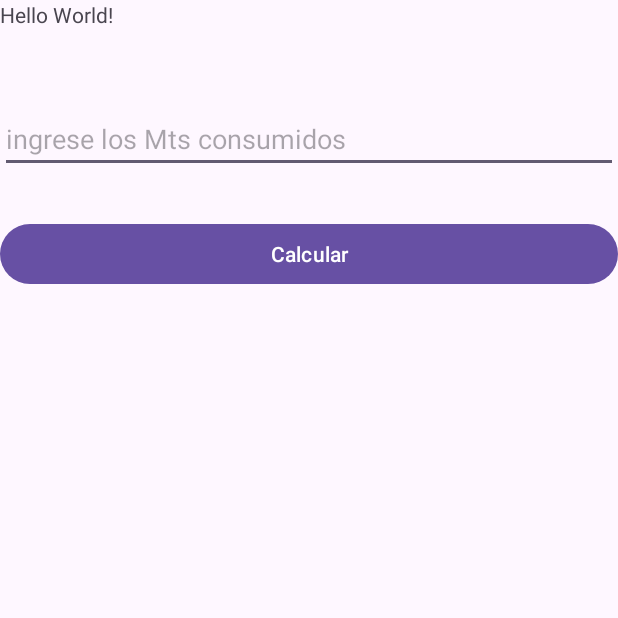
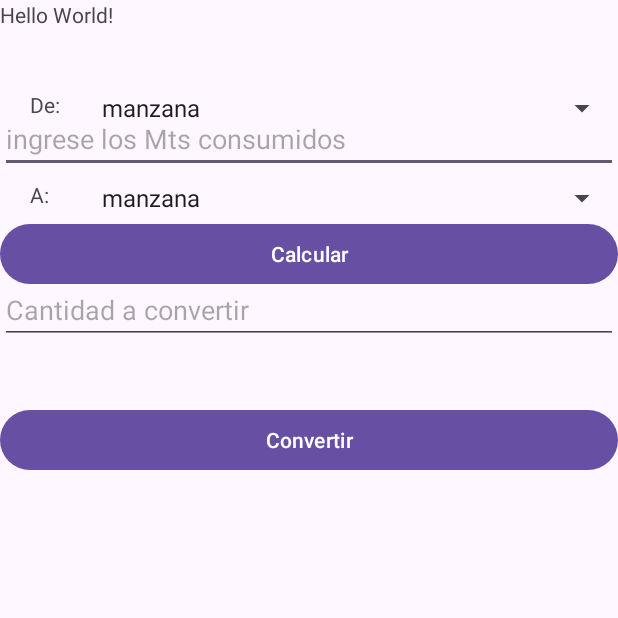
Before and after one commit to fabiola667/Fabiola_Programacion_II, an Android app: the screen it shows after launch (MainActivity), on a phone screen of 412 x 824 dp, the top half of it. Run offline under Robolectric (Android 15) with nearby library versions, the phone set to English and light mode, and no system bars.

```diff
--- a/app/src/main/java/com/ugb/parcial1_recuperacion/MainActivity.java
+++ b/app/src/main/java/com/ugb/parcial1_recuperacion/MainActivity.java
@@ -5,14 +5,18 @@ import androidx.appcompat.app.AppCompatActivity;
 import android.os.Bundle;
 import android.view.View;
 import android.widget.Button;
+import android.widget.Spinner;
 import android.widget.TabHost;
 import android.widget.TextView;
+import android.widget.Toast;
 
 public class MainActivity extends AppCompatActivity {
 
 TabHost tbh;
 TextView tempVal;
 Button btn;
+Spinner spn;
+Conversores miObj=new Conversores();
     @Override
     protected void onCreate(Bundle savedInstanceState) {
         super.onCreate(savedInstanceState);
@@ -21,6 +25,7 @@ Button btn;
         tbh.setup();
 
         tbh.addTab(tbh.newTabSpec("MTS").setContent(R.id.tabMtsConsumidos).setIndicator("Mts consumidos",null));
+        tbh.addTab(tbh.newTabSpec("CON").setContent(R.id.tabconversores).setIndicator("Convercion de area",null));
 
         btn = findViewById(R.id.btnCalcular);
         btn.setOnClickListener(new View.OnClickListener() {
@@ -31,10 +36,41 @@ Button btn;
 /*  >  < */
                 if (num>=1 && num<=18) {
                     double respuesta = 6;
+                    Toast.makeText(getApplicationContext(),"Repuesta:"+ respuesta, Toast.LENGTH_LONG).show();
+                }else if (num >= 19 && num <=28 ){
+                    double respuesta =((num - 18)*0.45) +6;
+                    Toast.makeText(getApplicationContext(),"Repuesta:"+ respuesta, Toast.LENGTH_LONG).show();
+                }else{
+                    double respuesta= (((num -28 )*0.65)+((28-18)*0.45))+6;
+                    Toast.makeText(getApplicationContext(),"Repuesta:"+ respuesta, Toast.LENGTH_LONG).show();
+                }
 
-                }
             }
         });
+btn=findViewById(R.id.btnConvertirArea);
+btn.setOnClickListener(new View.OnClickListener() {
+    @Override
+    public void onClick(View v) {
+        spn=findViewById(R.id.spnDeArea);
+        int de=spn.getSelectedItemPosition();
 
+        spn=findViewById(R.id.spnAArea);
+        int a=spn.getSelectedItemPosition();
+
+        tempVal=findViewById(R.id.txtCantidadConvertir);
+        double cantidad= Double.parseDouble(tempVal.getText().toString());
+
+        double respuesta= miObj.convertir(0,de,a,cantidad);
+        Toast.makeText(getApplicationContext(),"Repuesta:"+ respuesta, Toast.LENGTH_LONG).show();
+    }
+});
     }
 }
+class Conversores{
+    double[][] valores= {
+            {1,6988,75218.1332,10000,0.0001187,16,0.6988 }
+    };
+    public double convertir(int opcion,int de,int a,double cantidad ){
+        return valores [opcion][a]/valores[opcion][de]*cantidad;
+    }
+}
--- a/app/src/main/res/layout/activity_main.xml
+++ b/app/src/main/res/layout/activity_main.xml
@@ -60,11 +60,52 @@
                 </RelativeLayout>
 
                 <RelativeLayout
-                    android:id="@+id/tab2"
+                    android:id="@+id/tabconversores"
                     android:layout_width="match_parent"
                     android:layout_height="match_parent"
                     android:orientation="vertical">
-
+                    <TextView
+                       android:id="@+id/lblDeArea"
+                        android:text="De:"
+                        android:layout_marginTop="60dp"
+                        android:layout_marginLeft="20dp"
+                        android:layout_width="match_parent"
+                        android:layout_height="match_parent"/>
+                    <TextView
+                        android:id="@+id/lblAArea"
+                        android:text="A:"
+                        android:layout_marginTop="120dp"
+                        android:layout_marginLeft="20dp"
+                        android:layout_width="match_parent"
+                        android:layout_height="match_parent"/>
+                    <Spinner
+                        android:id="@+id/spnDeArea"
+                        android:layout_marginTop="60dp"
+                        android:layout_marginLeft="60dp"
+                        android:entries="@array/spnOpciones"
+                        android:layout_width="match_parent"
+                        android:layout_height="wrap_content"/>
+                    <Spinner
+                        android:id="@+id/spnAArea"
+                        android:layout_marginTop="120dp"
+                        android:layout_marginLeft="60dp"
+                        android:entries="@array/spnOpciones"
+                        android:layout_width="match_parent"
+                        android:layout_height="wrap_content"/>
+                    <EditText
+                        android:id="@+id/txtCantidadConvertir"
+                        android:layout_below="@+id/spnAArea"
+                        android:layout_marginTop="40dp"
+                        android:hint="Cantidad a convertir"
+                        android:layout_width="match_parent"
+                        android:layout_height="wrap_content"/>
+                    <Button
+                        android:id="@+id/btnConvertirArea"
+                        android:layout_below="@+id/txtCantidadConvertir"
+                        android:layout_marginTop="40dp"
+                        android:text="Convertir"
+                        android:layout_width="match_parent"
+                        android:layout_height="wrap_content"/>
                 </RelativeLayout>
 
             </FrameLayout>
--- a/app/src/main/res/values/strings.xml
+++ b/app/src/main/res/values/strings.xml
@@ -1,3 +1,12 @@
 <resources>
     <string name="app_name">Parcial1_recuperacion</string>
+    <string-array name="spnOpciones">
+        <item>manzana</item>
+        <item>metro cuadrado</item>
+        <item>pie cuadrado</item>
+        <item>vara cuadrada</item>
+        <item>yarda cuadrada</item>
+        <item>tareas</item>
+        <item>hectarea</item>
+    </string-array>
 </resources>
```
